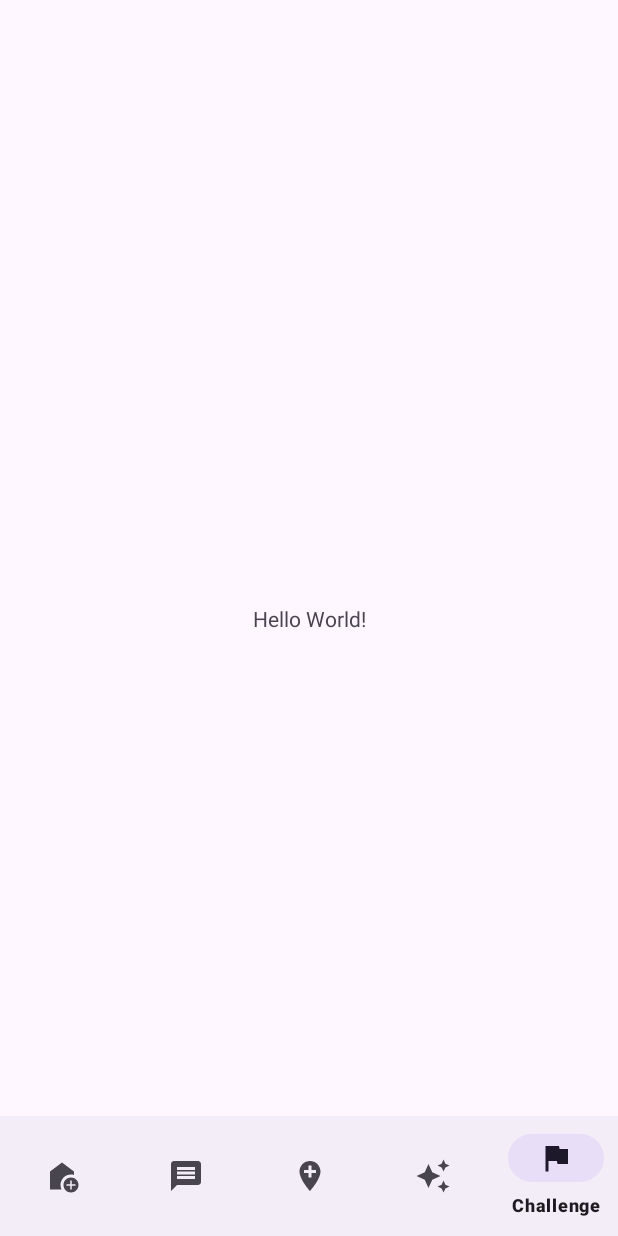
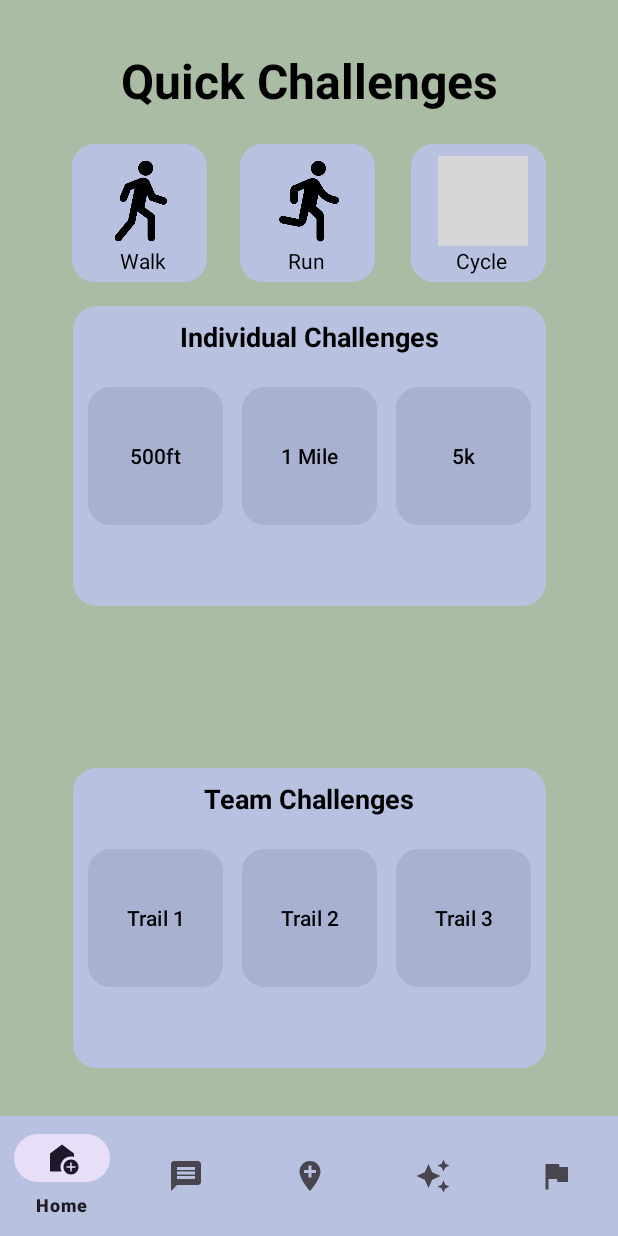
Before and after one commit to charpasi/FitNeighborApp, an Android app built with Jetpack Compose: the screen it shows after launch (MainActivity before the commit, ChallengesActivity after it), item 5 of the bottom bar chosen, on a phone screen of 412 x 824 dp. Run offline under Robolectric (Android 15) with nearby library versions, the light colour scheme and no system bars; grey boxes are pictures that could not be loaded.

Commit message:
Made Challenges Tab Work... kinda

```diff
--- a/app/src/main/AndroidManifest.xml
+++ b/app/src/main/AndroidManifest.xml
@@ -30,6 +30,12 @@
             android:exported="false"
             android:label="@string/title_activity_messages"
             android:theme="@style/Theme.FitNeighborApp" />
+
+        <activity
+            android:name=".challenges.ChallengesActivity"
+            android:exported="false"
+            android:label="@string/title_activity_challenges"
+            android:theme="@style/Theme.FitNeighborApp" />
     </application>
 
 </manifest>
--- a/app/src/main/java/com/example/fitneighborapp/MainActivity.java
+++ b/app/src/main/java/com/example/fitneighborapp/MainActivity.java
@@ -2,9 +2,10 @@ package com.example.fitneighborapp;
 
 import android.content.Intent;
 import android.os.Bundle;
-import androidx.annotation.NonNull;
+//import androidx.annotation.NonNull;
 import androidx.appcompat.app.AppCompatActivity;
 
+import com.example.fitneighborapp.challenges.ChallengesActivity;
 import com.example.fitneighborapp.messages.MessagesActivity;
 import com.google.android.material.bottomnavigation.BottomNavigationView;
 
@@ -44,8 +45,8 @@ public class MainActivity extends AppCompatActivity {
 
             } else if (id == R.id.nav_challenge) {
                 // Navigate to ChallengeActivity (if implemented)
-                // Intent intent = new Intent(MainActivity.this, ChallengeActivity.class);
-                // startActivity(intent);
+                 Intent intent = new Intent(MainActivity.this, ChallengesActivity.class);
+                 startActivity(intent);
                 return true;
 
             } else {
--- /dev/null
+++ b/app/src/main/java/com/example/fitneighborapp/challenges/ChallengesActivity.java
@@ -0,0 +1,15 @@
+package com.example.fitneighborapp.challenges;
+
+import android.os.Bundle;
+
+import androidx.appcompat.app.AppCompatActivity;
+
+import com.example.fitneighborapp.R;
+
+public class ChallengesActivity extends AppCompatActivity {
+    @Override
+    protected void onCreate(Bundle savedInstanceState) {
+        super.onCreate(savedInstanceState);
+        setContentView(R.layout.quick_challenge); // Your layout file
+    }
+}
--- a/app/src/main/res/values/strings.xml
+++ b/app/src/main/res/values/strings.xml
@@ -1,6 +1,7 @@
 <resources>
     <string name="app_name">FitNeighbor App</string>
     <string name="title_activity_messages">Messages</string>
+    <string name="title_activity_challenges">Challenges</string>
     <string name="walking_button">Walk</string>
     <string name="running_button">Run</string>
     <string name="biking_button">Cycle</string>
```
